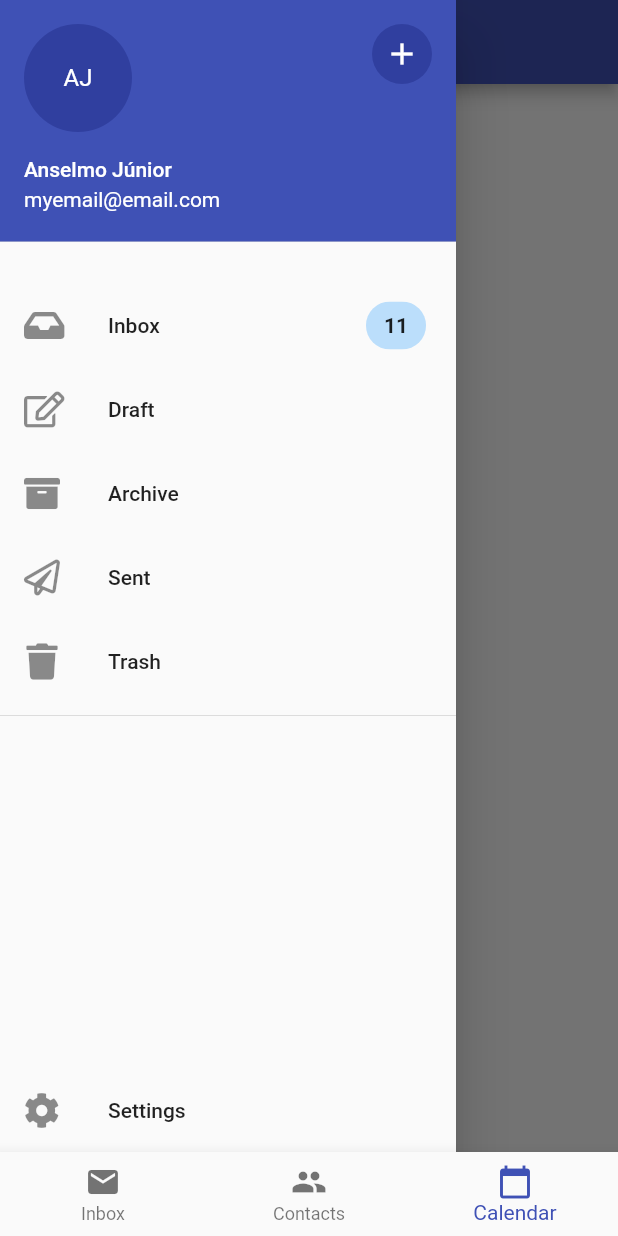
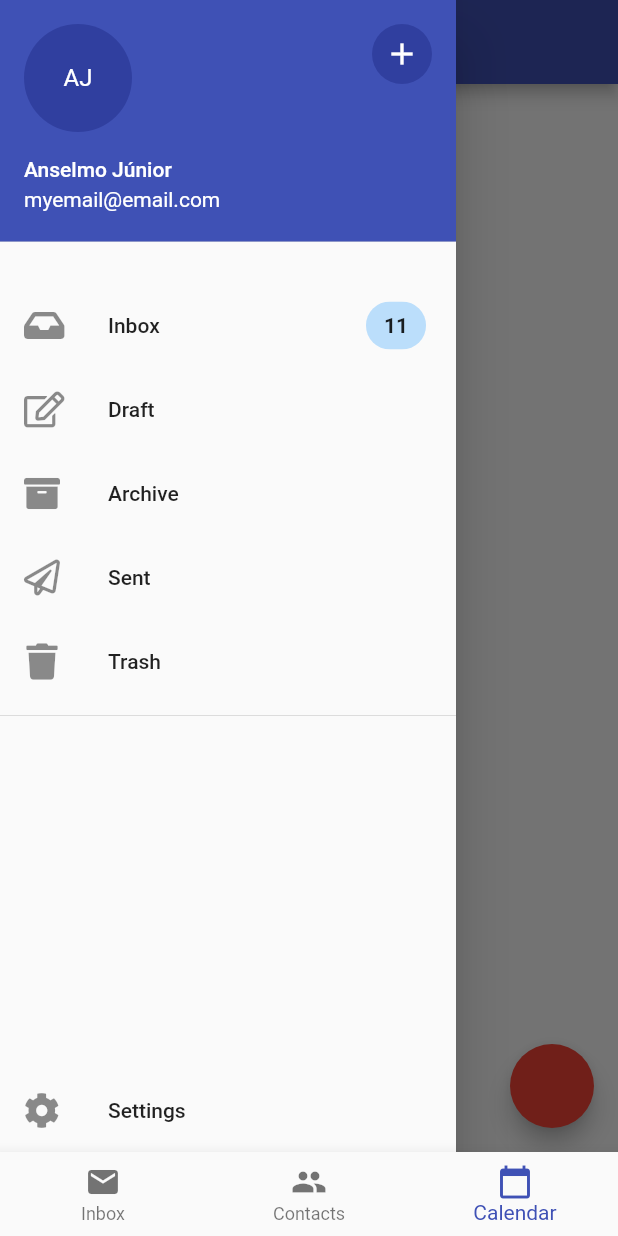
Before and after one commit to afajunior/emailapp, a Flutter app: the screen it shows after launch, item 3 of the bottom bar chosen, with the side drawer open, on a phone screen of 412 x 824 dp. Run offline on Flutter 3.47's test engine with Material 2 defaults, Android fonts, the phone set to English and light mode, and no system bars; our stand-ins replace email_validator, flutter_slidable, font_awesome_flutter, rxdart; generated files the repository leaves out were written again; network calls fail.

Commit message:
Para propósitos de estudo, criado um Provider mutável, do tipo StatefulWidget, para se aprender a como implementar (mas não é a melhor das escolhas).

```diff
--- a/lib/CalendarScreen.dart
+++ b/lib/CalendarScreen.dart
@@ -1,4 +1,6 @@
 import 'package:emailapp/AppDrawer.dart';
+import 'package:emailapp/Counter.dart';
+import 'package:emailapp/FabButton.dart';
 import 'package:flutter/material.dart';
 
 class CalendarScreen extends StatelessWidget {
@@ -9,9 +11,8 @@ class CalendarScreen extends StatelessWidget {
         title: Text('Calendar'),
       ),
       drawer: AppDrawer(),
-      body: Center(
-        child: Text('Calendar'),
-      ),
+      body: Counter(),
+      floatingActionButton: FabButton(),
     );
   }
 }
--- /dev/null
+++ b/lib/Counter.dart
@@ -0,0 +1,12 @@
+import 'package:emailapp/UglyProvider.dart';
+import 'package:flutter/material.dart';
+
+class Counter extends StatelessWidget {
+  @override
+  Widget build(BuildContext context) {
+    var state = UglyProvider.of(context, subscribe: true);
+    var counter = state.counter;
+
+    return Center(child: Text('Calendar: $counter'),);
+  }
+}
--- /dev/null
+++ b/lib/FabButton.dart
@@ -0,0 +1,12 @@
+import 'package:emailapp/UglyProvider.dart';
+import 'package:flutter/material.dart';
+
+class FabButton extends StatelessWidget {
+  @override
+  Widget build(BuildContext context) {
+    var state = UglyProvider.of(context);
+    return FloatingActionButton(
+      onPressed: state.increment,
+    );
+  }
+}
--- /dev/null
+++ b/lib/UglyProvider.dart
@@ -0,0 +1,49 @@
+import 'package:flutter/material.dart';
+
+class UglyProvider extends StatefulWidget {
+  final Widget child;
+
+  const UglyProvider({Key key, this.child}) : super(key: key);
+
+  @override
+  _UglyProviderState createState() => _UglyProviderState();
+
+  static _UglyProviderState of(BuildContext context, {bool subscribe = true}) {
+    return subscribe
+        ? context.dependOnInheritedWidgetOfExactType<_UglyProvider>().data
+        : (context.getElementForInheritedWidgetOfExactType<_UglyProvider>().widget as _UglyProvider).data;
+  }
+}
+
+class _UglyProviderState extends State<UglyProvider> {
+  int counter;
+
+  @override
+  void initState() {
+    counter = 1;
+    super.initState();
+  }
+
+  void increment() {
+    setState(() {
+      counter++;
+    });
+  }
+
+  @override
+  Widget build(BuildContext context) {
+    return _UglyProvider(data: this, child: widget.child);
+  }
+}
+
+class _UglyProvider extends InheritedWidget {
+  final _UglyProviderState data;
+
+  _UglyProvider({Key key, this.data, Widget child})
+      : super(key: key, child: child);
+
+  @override
+  bool updateShouldNotify(InheritedWidget oldWidget) {
+    return true;
+  }
+}
--- a/lib/main.dart
+++ b/lib/main.dart
@@ -2,6 +2,7 @@ import 'package:emailapp/App.dart';
 import 'package:emailapp/ContactManager.dart';
 import 'package:emailapp/Overseer.dart';
 import 'package:emailapp/Provider.dart';
+import 'package:emailapp/UglyProvider.dart';
 import 'package:flutter/material.dart';
 
 void main() => runApp(EmailApp());
@@ -14,7 +15,7 @@ class EmailApp extends StatelessWidget {
       child: MaterialApp(
         title: 'Flutter Demo',
         theme: ThemeData(primarySwatch: Colors.indigo, accentColor: Colors.red),
-        home: App(),
+        home: UglyProvider(child: App()),
       ),
     );
   }
```
